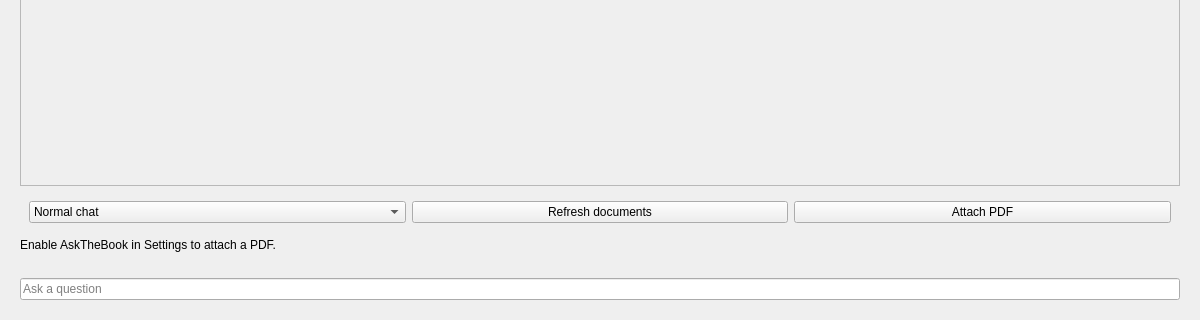
The window that promptlet_client/view/chat_view.ui (onurtas1993/promptlet) describes before a commit, drawn with Qt 5; both pictures show x 0 to 1200 and y 480 to 800 of the 1200 by 800 pixel window.
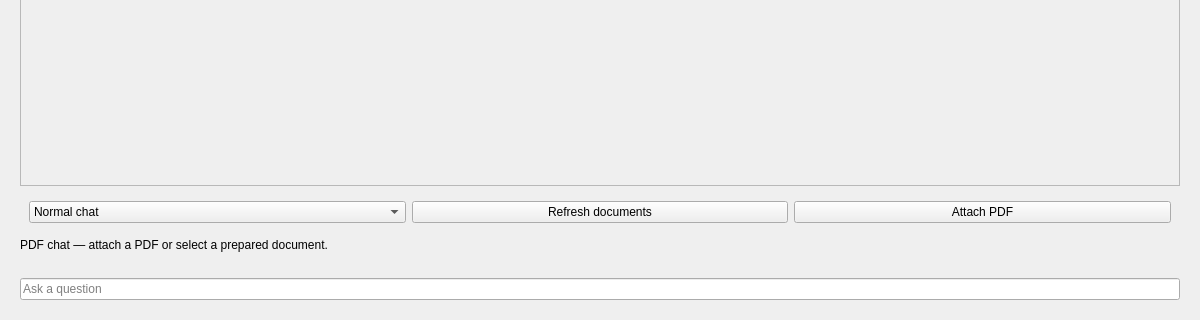
The same window after the commit.

Commit message: Added optional AskTheBook PDF chats

What changed in the file:
```diff
--- a/promptlet_client/view/chat_view.ui
+++ b/promptlet_client/view/chat_view.ui
@@ -136,7 +136,7 @@
      </layout>
     </widget>
    </item>
-   <item><widget class="QLabel" name="document_notice"><property name="wordWrap"><bool>true</bool></property><property name="text"><string>Enable AskTheBook in Settings to attach a PDF.</string></property></widget></item>
+   <item><widget class="QLabel" name="document_notice"><property name="wordWrap"><bool>true</bool></property><property name="text"><string>PDF chat — attach a PDF or select a prepared document.</string></property></widget></item>
    <item>
     <widget class="QLabel" name="status_label">
      <property name="text">
```
The commit also changes 11 other files.
